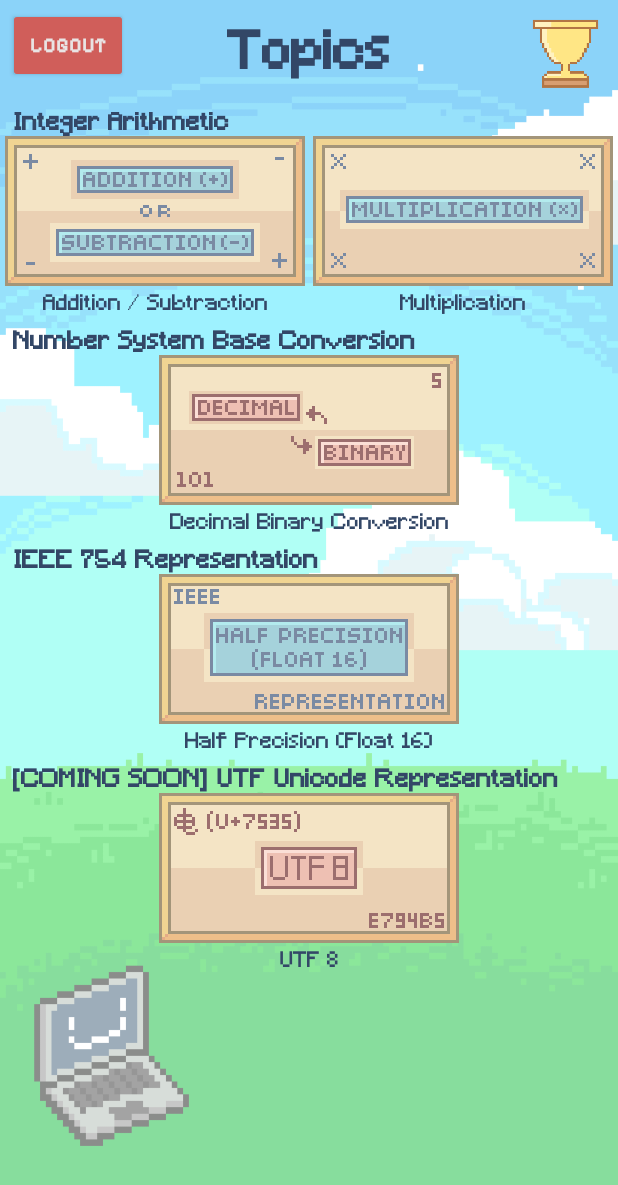
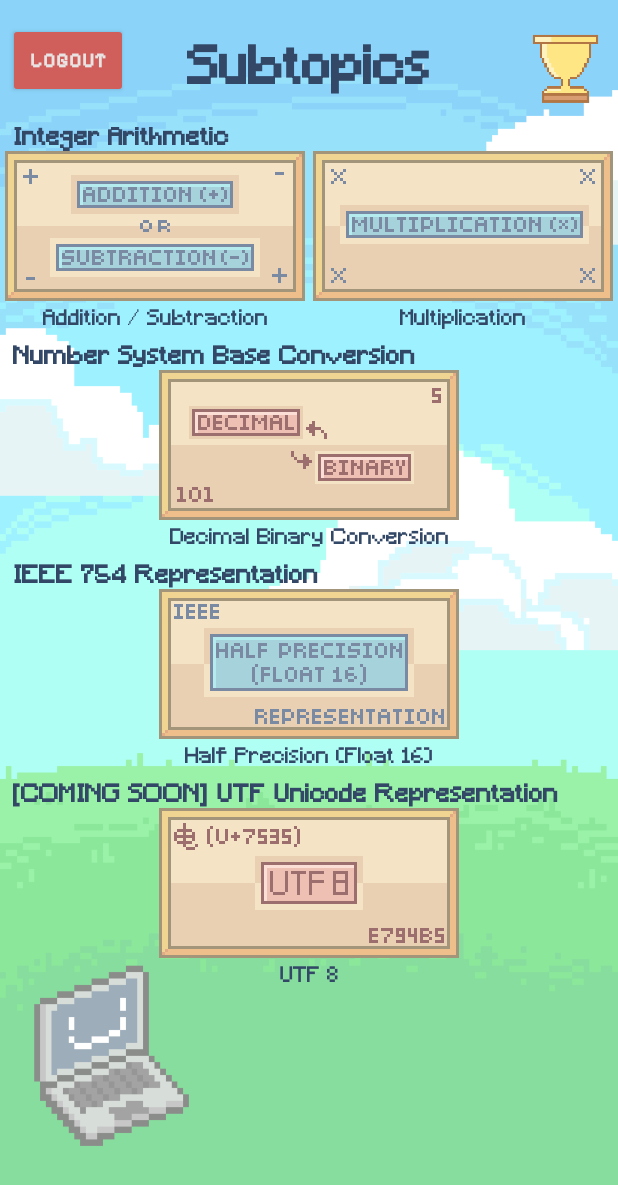
Before and after one commit to RocketRoooiz/CSArchers, an Android app built with Jetpack Compose: the TopicsSimActivity screen opened directly, with no data from a screen before it, on a phone screen of 412 x 824 dp. Shown: the top 1185 px of the screen. Run offline under Robolectric (Android 15) with nearby library versions, the phone set to English and light mode, and no system bars; our stand-ins replace Firebase (no records; nobody signed in at launch, a user with empty details on screens opened directly).

Commit message:
more visible top buttons

```diff
--- a/CSArchers/app/src/main/res/layout/activity_select_mode.xml
+++ b/CSArchers/app/src/main/res/layout/activity_select_mode.xml
@@ -11,11 +11,11 @@
         android:id="@+id/select_mode_btn_leaderboard"
         android:layout_width="70dp"
         android:layout_height="70dp"
+        android:layout_marginTop="10dp"
         android:adjustViewBounds="true"
         android:alpha="1.0"
         android:background="@android:color/transparent"
         android:contentDescription="Trophy button"
-        android:elevation="0dp"
         android:outlineProvider="none"
         android:padding="10dp"
         android:scaleType="fitCenter"
@@ -28,7 +28,7 @@
         android:layout_width="80dp"
         android:layout_height="50dp"
         android:layout_marginStart="5dp"
-        android:layout_marginTop="5dp"
+        android:layout_marginTop="15dp"
         android:backgroundTint="#D05E5A"
         android:fontFamily="@font/pixelify_sans_bold"
         android:text="Logout"
--- a/CSArchers/app/src/main/res/layout/activity_topics.xml
+++ b/CSArchers/app/src/main/res/layout/activity_topics.xml
@@ -9,7 +9,8 @@
 
     <androidx.constraintlayout.widget.ConstraintLayout
         android:layout_width="match_parent"
-        android:layout_height="wrap_content">
+        android:layout_height="wrap_content"
+        android:layout_marginTop="10dp">
 
         <Button
             android:id="@+id/topics_logout_btn"
--- a/CSArchers/app/src/main/res/layout/activity_topics_sim.xml
+++ b/CSArchers/app/src/main/res/layout/activity_topics_sim.xml
@@ -9,7 +9,8 @@
 
     <androidx.constraintlayout.widget.ConstraintLayout
         android:layout_width="match_parent"
-        android:layout_height="wrap_content">
+        android:layout_height="wrap_content"
+        android:layout_marginTop="10dp">
 
         <Button
             android:id="@+id/topics_sim_logout_btn"
@@ -32,7 +33,7 @@
             android:fontFamily="@font/minecraft"
             android:gravity="center"
             android:padding="20dp"
-            android:text="Topics"
+            android:text="Subtopics"
             android:textColor="#334767"
             android:textSize="34sp"
             android:textStyle="bold"
```
